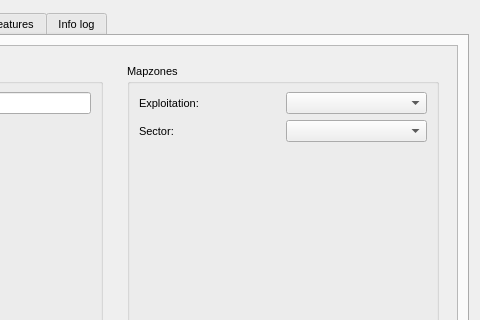
Old version of the form core/ui/toolbars/epa/inp_config_import.ui in the repository Giswater/giswater_qgis_plugin; both pictures show x 250 to 730 and y 0 to 320 of the 730 by 742 pixel window.
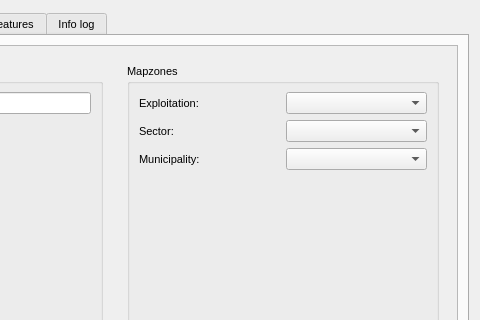
New version of the form.

Commit message: feat(import_inp): add municipality combobox to config dialog

```diff
--- a/core/ui/toolbars/epa/inp_config_import.ui
+++ b/core/ui/toolbars/epa/inp_config_import.ui
@@ -109,7 +109,7 @@
               <x>0</x>
               <y>0</y>
               <width>684</width>
-              <height>645</height>
+              <height>644</height>
              </rect>
             </property>
             <layout class="QGridLayout" name="gridLayout_2">
@@ -151,7 +151,7 @@
                      </property>
                     </widget>
                    </item>
-                   <item row="3" column="0">
+                   <item row="4" column="0">
                     <spacer name="verticalSpacer_19">
                      <property name="orientation">
                       <enum>Qt::Vertical</enum>
@@ -170,6 +170,16 @@
                    <item row="2" column="0">
                     <layout class="QGridLayout" name="lyt_mapzones"/>
                    </item>
+                   <item row="2" column="0">
+                    <widget class="QLabel" name="label_3">
+                     <property name="text">
+                      <string>Municipality:</string>
+                     </property>
+                    </widget>
+                   </item>
+                   <item row="2" column="1">
+                    <widget class="QComboBox" name="cmb_muni"/>
+                   </item>
                   </layout>
                  </widget>
                 </item>
```
Left out of the diff: 22 changed lines with no effect on the pictures. The commit also changes 1 other file.
